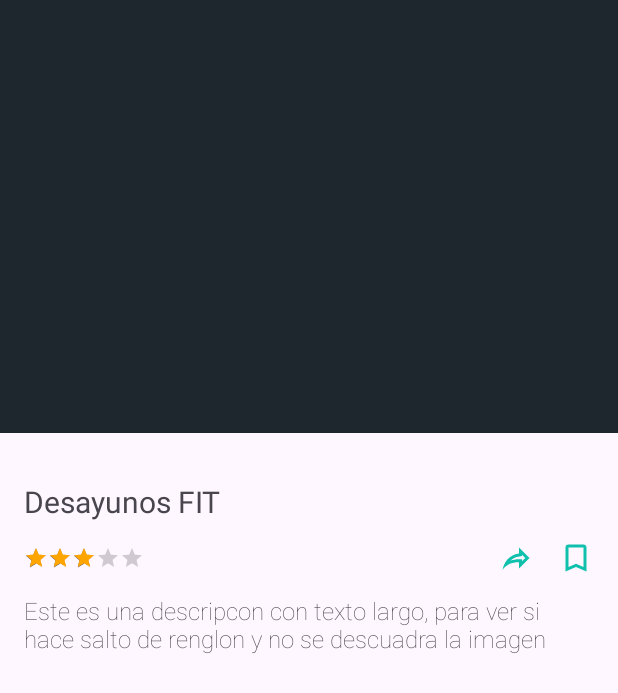
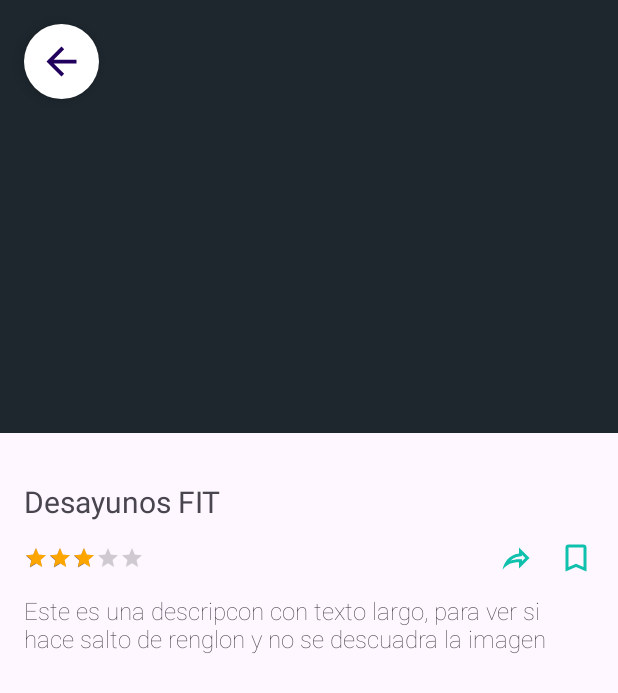
Before and after one commit to oswaldo89/Recetas-MVVM-Clean, an Android app: the fragment DetailFragment placed in its activity, on a phone screen of 412 x 824 dp. Shown: the top 693 px of the screen. Run offline under Robolectric (Android 15) with nearby library versions, the phone set to English and light mode, and no system bars; our stand-ins replace Dagger/Hilt's generated code; pictures from the network do not load; Roboto replaces fonts that are not available here.

Commit message:
se agregan transiciones entre fragments y boton back

```diff
--- a/app/src/main/java/com/recetasyape/app/modules/detail/presentation/DetailFragment.kt
+++ b/app/src/main/java/com/recetasyape/app/modules/detail/presentation/DetailFragment.kt
@@ -9,6 +9,7 @@ import com.recetasyape.app.databinding.FragmentDetailBinding
 import com.recetasyape.app.modules.home.data.dto.Recipe
 import com.recetasyape.app.utils.extension_functions.loadUrl
 import com.recetasyape.app.utils.extension_functions.parcelable
+import com.recetasyape.app.utils.extension_functions.setOnSafeClickListener
 
 
 class DetailFragment : Fragment() {
@@ -19,6 +20,7 @@ class DetailFragment : Fragment() {
     override fun onCreateView(inflater: LayoutInflater, container: ViewGroup?, savedInstanceState: Bundle?): View? {
         _binding = FragmentDetailBinding.inflate(inflater, container, false)
         setData()
+        setListeners()
 
         binding.apply {
             ratingBar.rating = 3f;
@@ -27,6 +29,12 @@ class DetailFragment : Fragment() {
         return binding.root
     }
 
+    private fun setListeners() {
+        binding.apply {
+            val fragmentManager = requireActivity().supportFragmentManager
+            back.setOnSafeClickListener { fragmentManager.popBackStack() }
+        }
+    }
 
     private fun setData() {
         arguments?.parcelable<Recipe>("data")?.apply {
--- a/app/src/main/java/com/recetasyape/app/utils/extension_functions/FragmentmanagerExt.kt
+++ b/app/src/main/java/com/recetasyape/app/utils/extension_functions/FragmentmanagerExt.kt
@@ -4,11 +4,15 @@ import android.os.Bundle
 import android.os.Parcelable
 import androidx.fragment.app.Fragment
 import androidx.fragment.app.FragmentManager
+import com.recetasyape.app.R
 
 fun FragmentManager.hideAndAddFragment(containerId: Int, fragment: Fragment, tag: String? = null, dataObject: Parcelable? = null) {
     val currentFragment = findFragmentById(containerId)
     if (currentFragment != null) {
         val transaction = beginTransaction()
+
+        transaction.setCustomAnimations(R.anim.fade_in, R.anim.fade_out, R.anim.fade_in, R.anim.fade_out)
+
         transaction.hide(currentFragment)
         transaction.add(containerId, fragment, tag)
 
--- /dev/null
+++ b/app/src/main/res/anim/fade_in.xml
@@ -0,0 +1,7 @@
+<?xml version="1.0" encoding="utf-8"?>
+<set xmlns:android="http://schemas.android.com/apk/res/android">
+    <alpha
+        android:fromAlpha="0.0"
+        android:toAlpha="1.0"
+        android:duration="@android:integer/config_mediumAnimTime" />
+</set>
--- /dev/null
+++ b/app/src/main/res/anim/fade_out.xml
@@ -0,0 +1,7 @@
+<?xml version="1.0" encoding="utf-8"?>
+<set xmlns:android="http://schemas.android.com/apk/res/android">
+    <alpha
+        android:fromAlpha="1.0"
+        android:toAlpha="0.0"
+        android:duration="@android:integer/config_mediumAnimTime" />
+</set>
--- /dev/null
+++ b/app/src/main/res/drawable/ic_back.xml
@@ -0,0 +1,5 @@
+<vector android:autoMirrored="true" android:height="24dp"
+    android:tint="#000000" android:viewportHeight="24"
+    android:viewportWidth="24" android:width="24dp" xmlns:android="http://schemas.android.com/apk/res/android">
+    <path android:fillColor="@android:color/white" android:pathData="M20,11H7.83l5.59,-5.59L12,4l-8,8 8,8 1.41,-1.41L7.83,13H20v-2z"/>
+</vector>
--- a/app/src/main/res/layout/fragment_detail.xml
+++ b/app/src/main/res/layout/fragment_detail.xml
@@ -13,6 +13,20 @@
         android:layout_height="wrap_content"
         android:orientation="horizontal"
         app:layout_constraintGuide_percent=".35" />
+
+    <com.google.android.material.floatingactionbutton.FloatingActionButton
+        android:id="@+id/back"
+        android:layout_width="wrap_content"
+        android:layout_height="wrap_content"
+        android:layout_margin="@dimen/normal_100"
+        android:backgroundTint="@color/white"
+        android:scaleType="center"
+        android:src="@drawable/ic_back"
+        app:fabCustomSize="50dp"
+        app:layout_constraintStart_toStartOf="parent"
+        app:shapeAppearanceOverlay="@style/RoundedFAB"
+        app:layout_constraintTop_toTopOf="parent"
+        app:maxImageSize="30dp" />
 
     <androidx.appcompat.widget.AppCompatImageView
         android:id="@+id/imageBanner"
@@ -92,7 +106,7 @@
             android:layout_marginTop="@dimen/normal_100"
             android:ellipsize="end"
             android:fontFamily="sans-serif-thin"
-            android:maxLines="2"
+            android:maxLines="5"
             android:text="Este es una descripcon con texto largo, para ver si hace salto de renglon y no se descuadra la imagen "
             android:textSize="@dimen/text_medium_1"
             app:layout_constraintEnd_toEndOf="parent"
--- a/app/src/main/res/values-night/themes.xml
+++ b/app/src/main/res/values-night/themes.xml
@@ -4,4 +4,9 @@
         <!-- Customize your dark theme here. -->
         <!-- <item name="colorPrimary">@color/my_dark_primary</item> -->
     </style>
+
+    <style name="RoundedFAB" parent="">
+        <item name="cornerFamily">rounded</item>
+        <item name="cornerSize">50%</item> <!-- El valor 50% asegura que el botón sea completamente redondo -->
+    </style>
 </resources>
--- a/app/src/main/res/values-v31/themes.xml
+++ b/app/src/main/res/values-v31/themes.xml
@@ -10,4 +10,9 @@
         <item name="android:windowSplashScreenAnimatedIcon">@drawable/icon_app</item>
         <item name="android:windowSplashScreenAnimationDuration">5000</item>
     </style>
+
+    <style name="RoundedFAB" parent="">
+        <item name="cornerFamily">rounded</item>
+        <item name="cornerSize">50%</item> <!-- El valor 50% asegura que el botón sea completamente redondo -->
+    </style>
 </resources>
--- a/app/src/main/res/values/themes.xml
+++ b/app/src/main/res/values/themes.xml
@@ -8,4 +8,9 @@
     </style>
 
     <style name="Theme.RecetasYape" parent="Base.Theme.RecetasYape" />
+
+    <style name="RoundedFAB" parent="">
+        <item name="cornerFamily">rounded</item>
+        <item name="cornerSize">50%</item> <!-- El valor 50% asegura que el botón sea completamente redondo -->
+    </style>
 </resources>
```
